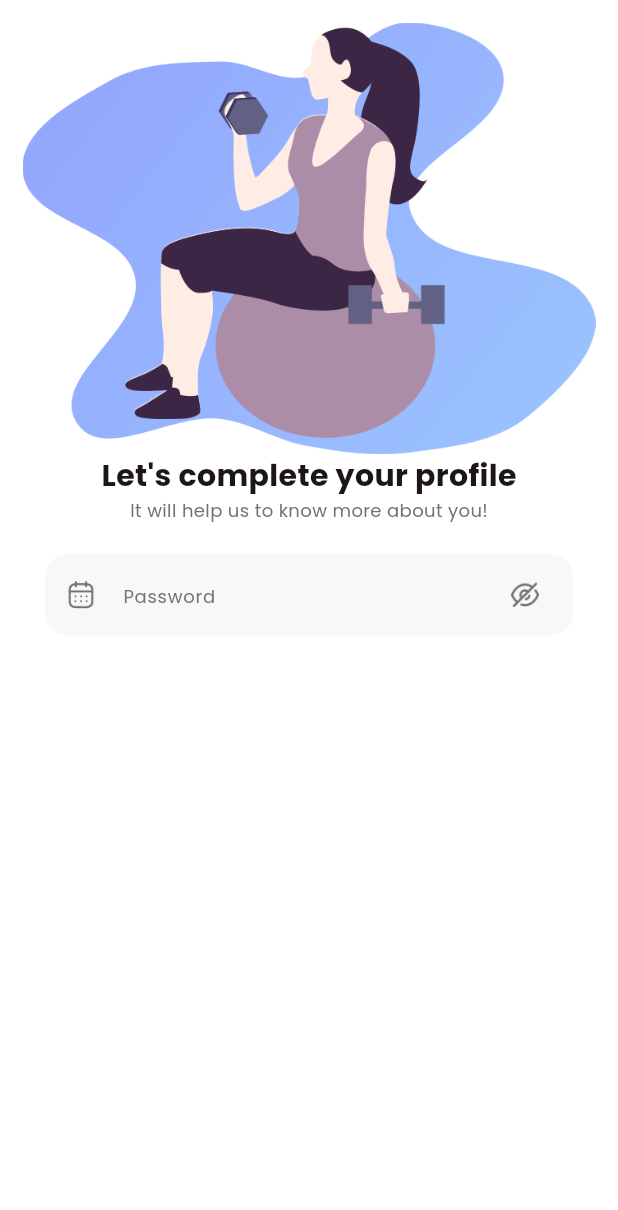
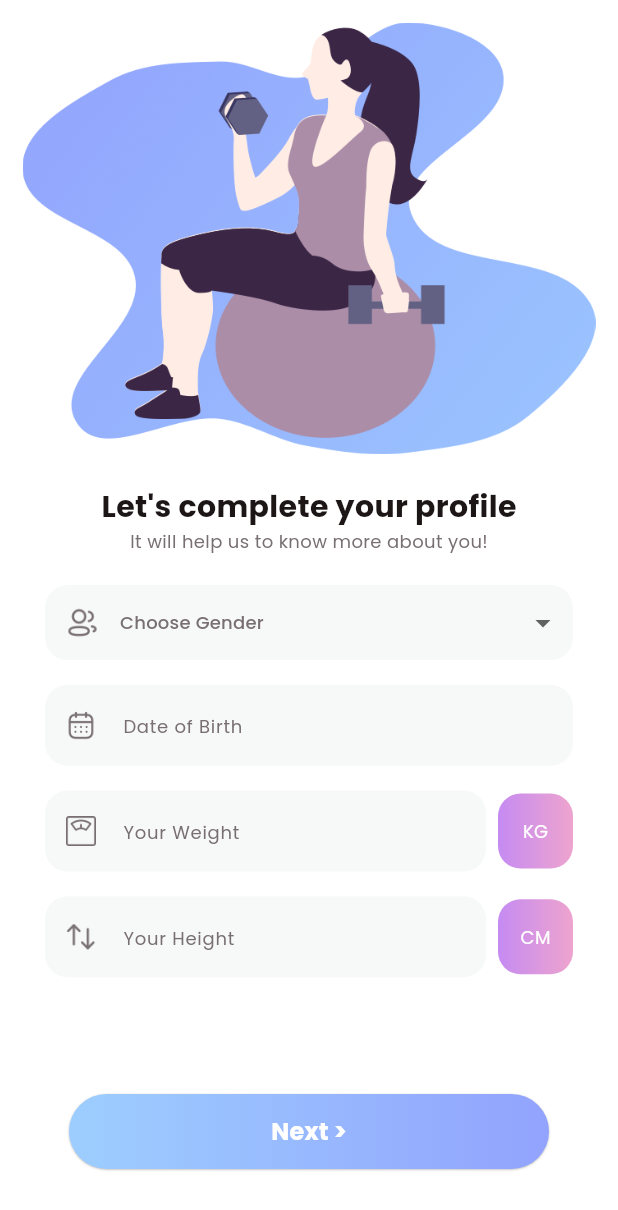
Before and after one commit to SamaM80/fitness, a Flutter app: the CompleteProfilView screen opened directly, on a phone screen of 412 x 824 dp. Shown: the top 1210 px of the screen. Run offline on Flutter 3.47's test engine with Material 3 defaults, Android fonts, the phone set to English and light mode, and no system bars.

```diff
--- a/lib/common_widget/round_button.dart
+++ b/lib/common_widget/round_button.dart
@@ -30,8 +30,8 @@ class RoundButton extends StatelessWidget {
               ? const [
                   BoxShadow(
                     color: Colors.black26,
-                    blurRadius: 2,
-                    offset: Offset(0, 2),
+                    blurRadius: 0.5,
+                    offset: Offset(0, 0.5),
                   ),
                 ]
               : null,
--- a/lib/view/login/complete_profil.dart
+++ b/lib/view/login/complete_profil.dart
@@ -1,6 +1,9 @@
 import 'package:fitness01/common/color_extension.dart';
 import 'package:fitness01/common_widget/round_textfield.dart';
 import 'package:flutter/material.dart';
+
+import '../../common_widget/round_button.dart';
+import 'what_your_goal_view.dart';
 
 class CompleteProfilView extends StatefulWidget {
   const CompleteProfilView({super.key});
@@ -10,6 +13,7 @@ class CompleteProfilView extends StatefulWidget {
 }
 
 class _CompleteProfilViewState extends State<CompleteProfilView> {
+  TextEditingController textData = TextEditingController();
   @override
   Widget build(BuildContext context) {
     var media = MediaQuery.of(context).size;
@@ -26,7 +30,7 @@ class _CompleteProfilViewState extends State<CompleteProfilView> {
                   width: media.width,
                   fit: BoxFit.fitWidth,
                 ),
-
+                SizedBox(height: media.width * 0.05),
                 Text(
                   "Let's complete your profile",
                   style: TextStyle(
@@ -44,26 +48,142 @@ class _CompleteProfilViewState extends State<CompleteProfilView> {
                   padding: const EdgeInsets.symmetric(horizontal: 15.0),
                   child: Column(
                     children: [
+                      Container(
+                        decoration: BoxDecoration(
+                          color: Tcolor.lightGray,
+                          borderRadius: BorderRadius.circular(15),
+                        ),
+                        child: Row(
+                          children: [
+                            Container(
+                              alignment: Alignment.center,
+                              width: 50,
+                              height: 50,
+                              padding: const EdgeInsets.symmetric(
+                                horizontal: 15,
+                              ),
+                              child: Image.asset(
+                                "assets/img/gender.png",
+                                width: 20,
+                                height: 20,
+                                fit: BoxFit.contain,
+                                color: Tcolor.gray,
+                              ),
+                            ),
+                            Expanded(
+                              child: DropdownButtonHideUnderline(
+                                child: DropdownButton(
+                                  items: ["Male", "Female"]
+                                      .map(
+                                        (name) => DropdownMenuItem(
+                                          value: name,
+                                          child: Text(
+                                            name,
+                                            style: TextStyle(
+                                              color: Tcolor.gray,
+                                              fontSize: 14,
+                                            ),
+                                          ),
+                                        ),
+                                      )
+                                      .toList(),
+                                  onChanged: (value) {},
+                                  isExpanded: true,
+                                  hint: Text(
+                                    "Choose Gender",
+                                    style: TextStyle(
+                                      color: Tcolor.gray,
+                                      fontSize: 12,
+                                    ),
+                                  ),
+                                ),
+                              ),
+                            ),
+                            const SizedBox(width: 8),
+                          ],
+                        ),
+                      ),
+                      SizedBox(height: media.width * 0.04),
                       RoundTextField(
-                        hintText: "Password",
+                        controller: textData,
+                        hintText: "Date of Birth",
                         icon: "assets/img/date.png",
-                        keyboardType: TextInputType.emailAddress,
-                        obscureText: true,
-                        rightIcon: TextButton(
-                          onPressed: () {},
-                          child: Container(
-                            alignment: Alignment.center,
-                            width: 20,
-                            height: 20,
-                            child: Image.asset(
-                              "assets/img/show_password.png",
-                              width: 20,
-                              height: 20,
-                              fit: BoxFit.contain,
-                              color: Tcolor.gray,
+                      ),
+                      SizedBox(height: media.width * 0.04),
+                      Row(
+                        children: [
+                          Expanded(
+                            child: RoundTextField(
+                              controller: textData,
+                              hintText: "Your Weight",
+                              icon: "assets/img/weight.png",
                             ),
                           ),
-                        ),
+                          const SizedBox(width: 8),
+                          Container(
+                            height: 50,
+                            width: 50,
+                            decoration: BoxDecoration(
+                              gradient: LinearGradient(
+                                colors: Tcolor.secondaryG,
+                              ),
+                              borderRadius: BorderRadius.circular(15),
+                            ),
+                            alignment: Alignment
+                                .center, // Ensures the text is centered
+                            child: Text(
+                              "KG",
+                              style: TextStyle(
+                                color: Tcolor.white,
+                                fontSize: 12,
+                              ),
+                            ),
+                          ),
+                        ],
+                      ),
+                      SizedBox(height: media.width * 0.04),
+                      Row(
+                        children: [
+                          Expanded(
+                            child: RoundTextField(
+                              controller: textData,
+                              hintText: "Your Height",
+                              icon: "assets/img/hight.png",
+                            ),
+                          ),
+                          const SizedBox(width: 8),
+                          Container(
+                            height: 50,
+                            width: 50,
+                            decoration: BoxDecoration(
+                              gradient: LinearGradient(
+                                colors: Tcolor.secondaryG,
+                              ),
+                              borderRadius: BorderRadius.circular(15),
+                            ),
+                            alignment: Alignment
+                                .center, // Ensures the text is centered
+                            child: Text(
+                              "CM",
+                              style: TextStyle(
+                                color: Tcolor.white,
+                                fontSize: 12,
+                              ),
+                            ),
+                          ),
+                        ],
+                      ),
+                      SizedBox(height: media.width * 0.15),
+                      RoundButton(
+                        title: "Next >",
+                        onPressed: () {
+                          Navigator.push(
+                            context,
+                            MaterialPageRoute(
+                              builder: (context) => WhatYourGoalView(),
+                            ),
+                          );
+                        },
                       ),
                     ],
                   ),
--- /dev/null
+++ b/lib/view/login/what_your_goal_view.dart
@@ -0,0 +1,47 @@
+import 'package:flutter/material.dart';
+import '../../common/color_extension.dart';
+
+class WhatYourGoalView extends StatefulWidget {
+  const WhatYourGoalView({super.key});
+
+  @override
+  State<WhatYourGoalView> createState() => _WhatYourGoalViewState();
+}
+
+class _WhatYourGoalViewState extends State<WhatYourGoalView> {
+  @override
+  Widget build(BuildContext context) {
+    var media = MediaQuery.of(context).size;
+    return Scaffold(
+      backgroundColor: Tcolor.white,
+      body: SafeArea(
+        child: Stack(
+          children: [
+            SizedBox(
+              width: media.width,
+              child: Column(
+                children: [
+                  SizedBox(height: media.width * 0.05),
+                  Text(
+                    "What is your goal?",
+                    style: TextStyle(
+                      color: Tcolor.black,
+                      fontSize: 20,
+                      fontWeight: FontWeight.w700,
+                    ),
+                  ),
+                  Text(
+                    "It will help us to choose the best \nprogram for you",
+                    style: TextStyle(color: Tcolor.gray, fontSize: 12),
+                  ),
+                  const Spacer(),
+                  SizedBox(height: media.width * 0.05),
+                ],
+              ),
+            ),
+          ],
+        ),
+      ),
+    );
+  }
+}
```
